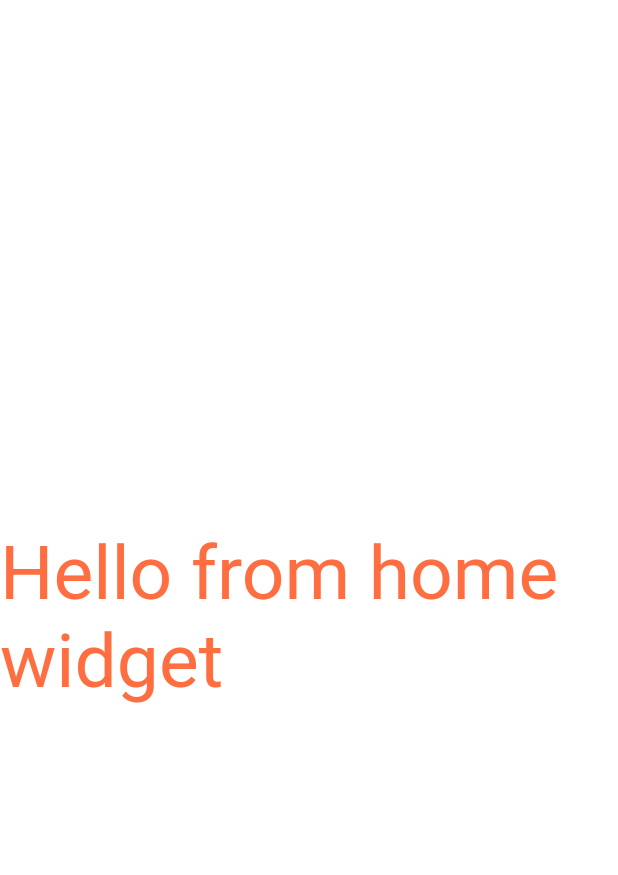
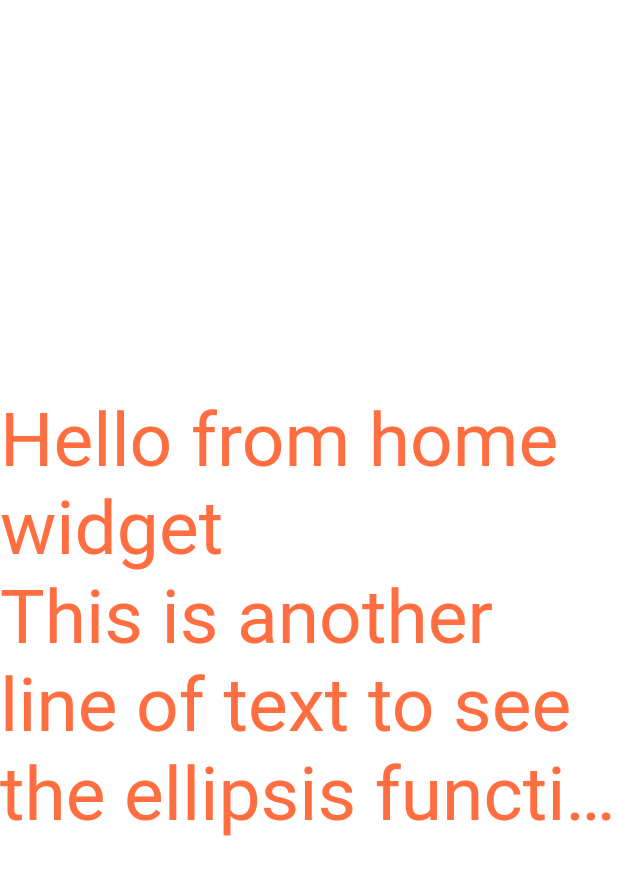
Before and after one commit to AngelCruzL/flutter-widgets, a Flutter app: the screen it shows after launch, on a phone screen of 412 x 824 dp. Shown: the top 875 px of the screen. Run offline on Flutter 3.47's test engine with Material 2 defaults, Android fonts, the phone set to English and light mode, and no system bars.

Commit message:
Add more text widgets properties

```diff
--- a/lib/main.dart
+++ b/lib/main.dart
@@ -10,14 +10,17 @@ class MyApp extends StatelessWidget {
   // This widget is the root of your application.
   @override
   Widget build(BuildContext context) {
-    return MaterialApp(
+    return const MaterialApp(
         home: Center(
       child: DefaultTextStyle(
         style: TextStyle(),
         child: Directionality(
           textDirection: TextDirection.ltr,
           child: Text(
-            "Hello from home widget",
+            "Hello from home widget\n"
+            "This is another line of text to see the ellipsis functionality",
+            maxLines: 5,
+            overflow: TextOverflow.ellipsis,
             style: TextStyle(fontSize: 50, color: Colors.deepOrangeAccent),
             textAlign: TextAlign.start,
           ),
```
